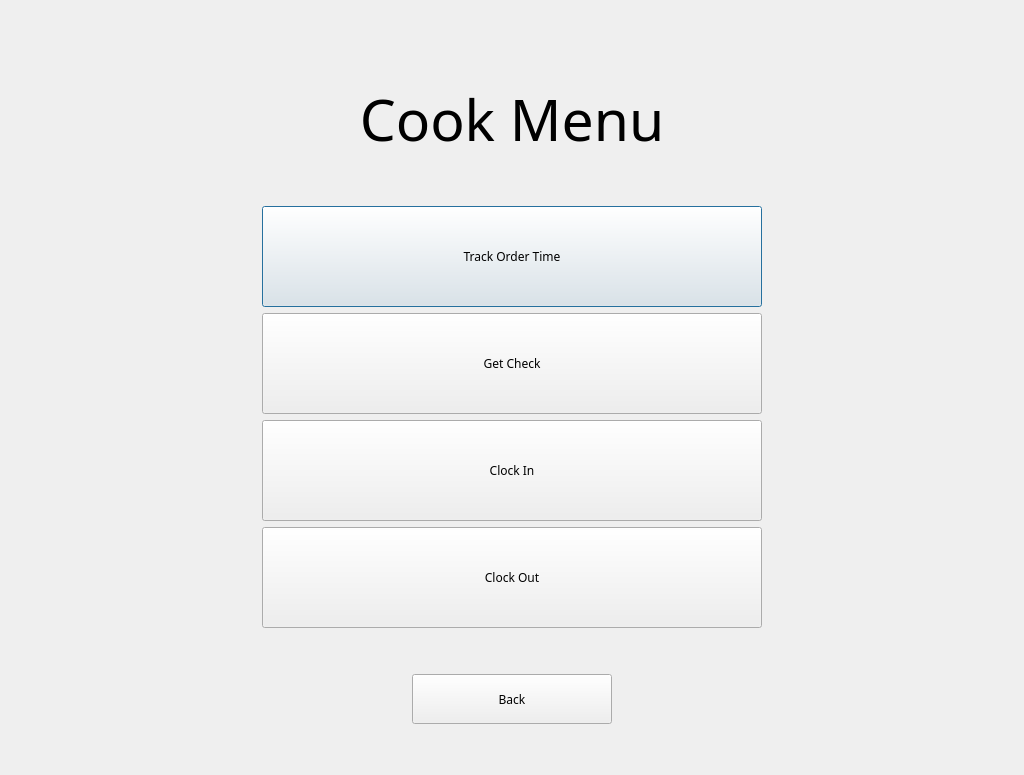
The window that cookstage.ui (kleiser135/Kitchen-Management) describes before a commit, drawn with Qt 5.
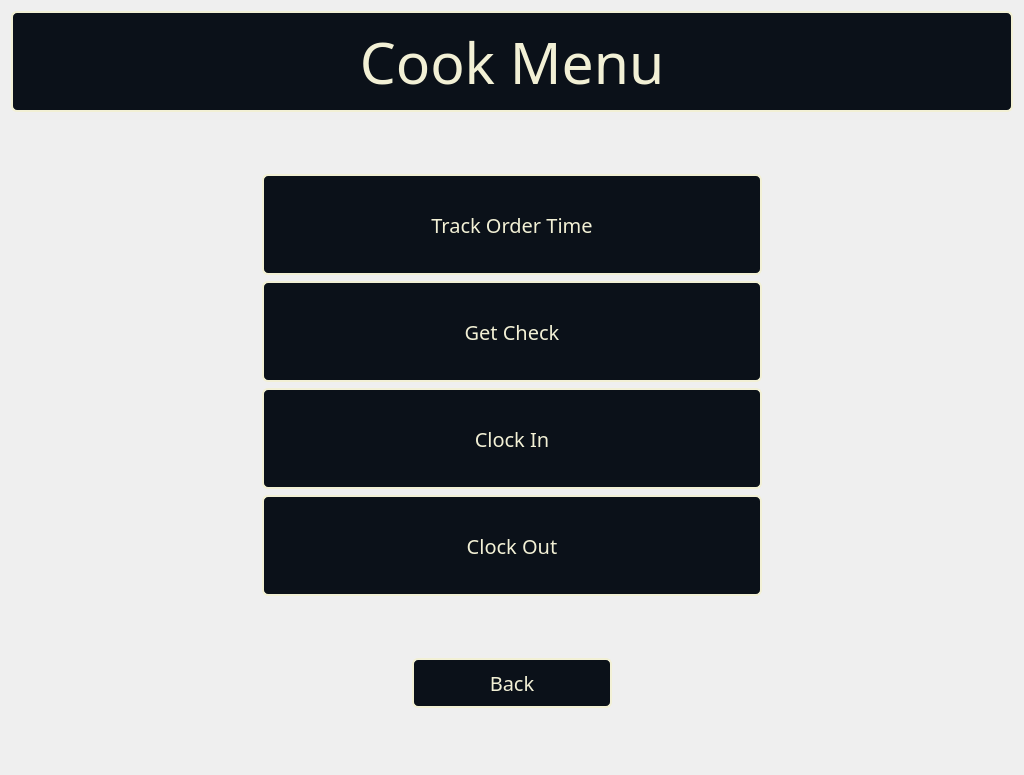
The same window after the commit. Icons and pictures are not drawn.

Commit message:
Updated button and menu looks
Made everything look pretty

```diff
--- a/cookstage.ui
+++ b/cookstage.ui
@@ -13,32 +13,24 @@
   <property name="windowTitle">
    <string>Dialog</string>
   </property>
+  <property name="styleSheet">
+   <string notr="true">QDialog#cookStage{
+	border-image: url(:/Images/CookBackground.png)0 0 0 0  stretch stretch;
+}</string>
+  </property>
   <layout class="QVBoxLayout" name="verticalLayout">
-   <item>
-    <spacer name="verticalSpacer_3">
-     <property name="orientation">
-      <enum>Qt::Vertical</enum>
-     </property>
-     <property name="sizeHint" stdset="0">
-      <size>
-       <width>20</width>
-       <height>40</height>
-      </size>
-     </property>
-    </spacer>
-   </item>
    <item>
     <widget class="QLabel" name="label">
      <property name="sizePolicy">
-      <sizepolicy hsizetype="Fixed" vsizetype="Fixed">
+      <sizepolicy hsizetype="Preferred" vsizetype="Preferred">
        <horstretch>0</horstretch>
        <verstretch>0</verstretch>
       </sizepolicy>
      </property>
      <property name="minimumSize">
       <size>
-       <width>1002</width>
-       <height>163</height>
+       <width>500</width>
+       <height>101</height>
       </size>
      </property>
      <property name="font">
@@ -47,6 +39,16 @@
        <pointsize>43</pointsize>
       </font>
      </property>
+     <property name="styleSheet">
+      <string notr="true">QLabel#label{
+color: #F2F0D5;
+background-color: rgb(11, 17, 25);
+
+border: 2px solid #F2F0D5;
+border-radius: 6px;
+}
+</string>
+     </property>
      <property name="text">
       <string>Cook Menu</string>
      </property>
@@ -55,6 +57,22 @@
      </property>
     </widget>
    </item>
+   <item>
+    <spacer name="verticalSpacer_3">
+     <property name="orientation">
+      <enum>Qt::Vertical</enum>
+     </property>
+     <property name="sizeType">
+      <enum>QSizePolicy::Expanding</enum>
+     </property>
+     <property name="sizeHint" stdset="0">
+      <size>
+       <width>20</width>
+       <height>50</height>
+      </size>
+     </property>
+    </spacer>
+   </item>
    <item alignment="Qt::AlignHCenter">
     <widget class="QPushButton" name="trackOrderTimeButton">
      <property name="minimumSize">
@@ -65,9 +83,26 @@
      </property>
      <property name="font">
       <font>
-       <family>Yu Gothic Medium</family>
+       <family>Yu Gothic Light</family>
+       <pointsize>15</pointsize>
+       <weight>50</weight>
+       <bold>false</bold>
       </font>
      </property>
+     <property name="styleSheet">
+      <string notr="true">QPushButton#trackOrderTimeButton{
+color: #F2F0D5;
+background-color: rgb(11, 17, 25);
+
+border: 2px solid #F2F0D5;
+border-radius: 6px;
+}
+
+QPushButton:hover#trackOrderTimeButton{
+color: rgb(255, 255, 255);
+background-color:#2a2a2a;
+}</string>
+     </property>
      <property name="text">
       <string>Track Order Time</string>
      </property>
@@ -83,9 +118,26 @@
      </property>
      <property name="font">
       <font>
-       <family>Yu Gothic Medium</family>
+       <family>Yu Gothic Light</family>
+       <pointsize>15</pointsize>
       </font>
      </property>
+     <property name="styleSheet">
+      <string notr="true">QPushButton#getCheckTime{
+color: #F2F0D5;
+background-color: rgb(11, 17, 25);
+
+border: 2px solid #F2F0D5;
+border-radius: 6px;
+}
+
+QPushButton:hover#getCheckTime
+{
+color: rgb(255, 255, 255);
+background-color:#2a2a2a;
+}
+</string>
+     </property>
      <property name="text">
       <string>Get Check</string>
      </property>
@@ -101,9 +153,26 @@
      </property>
      <property name="font">
       <font>
-       <family>Yu Gothic Medium</family>
+       <family>Yu Gothic Light</family>
+       <pointsize>15</pointsize>
       </font>
      </property>
+     <property name="styleSheet">
+      <string notr="true">QPushButton#clockInButton{
+color: #F2F0D5;
+background-color: rgb(11, 17, 25);
+
+border: 2px solid #F2F0D5;
+border-radius: 6px;
+}
+
+QPushButton:hover#clockInButton
+{
+color: rgb(255, 255, 255);
+background-color:#2a2a2a;
+}
+</string>
+     </property>
      <property name="text">
       <string>Clock In</string>
      </property>
@@ -119,9 +188,26 @@
      </property>
      <property name="font">
       <font>
-       <family>Yu Gothic Medium</family>
+       <family>Yu Gothic Light</family>
+       <pointsize>15</pointsize>
       </font>
      </property>
+     <property name="styleSheet">
+      <string notr="true">QPushButton#clockOutButton{
+color: #F2F0D5;
+background-color: rgb(11, 17, 25);
+
+border: 2px solid #F2F0D5;
+border-radius: 6px;
+}
+
+QPushButton:hover#clockOutButton
+{
+color: rgb(255, 255, 255);
+background-color:#2a2a2a;
+}
+</string>
+     </property>
      <property name="text">
       <string>Clock Out</string>
      </property>
@@ -133,7 +219,7 @@
       <enum>Qt::Vertical</enum>
      </property>
      <property name="sizeType">
-      <enum>QSizePolicy::Fixed</enum>
+      <enum>QSizePolicy::Expanding</enum>
      </property>
      <property name="sizeHint" stdset="0">
       <size>
@@ -159,12 +245,29 @@
      </property>
      <property name="font">
       <font>
-       <family>Yu Gothic Medium</family>
+       <family>Yu Gothic Light</family>
+       <pointsize>15</pointsize>
       </font>
      </property>
      <property name="layoutDirection">
       <enum>Qt::RightToLeft</enum>
      </property>
+     <property name="styleSheet">
+      <string notr="true">QPushButton#pushButton{
+color: #F2F0D5;
+background-color: rgb(11, 17, 25);
+
+border: 2px solid #F2F0D5;
+border-radius: 6px;
+}
+
+QPushButton:hover#pushButton
+{
+color: rgb(255, 255, 255);
+background-color:#2a2a2a;
+}
+</string>
+     </property>
      <property name="text">
       <string>Back</string>
      </property>
@@ -176,7 +279,7 @@
       <enum>Qt::Vertical</enum>
      </property>
      <property name="sizeType">
-      <enum>QSizePolicy::Fixed</enum>
+      <enum>QSizePolicy::Expanding</enum>
      </property>
      <property name="sizeHint" stdset="0">
       <size>
```
The commit also changes 16 other files.
